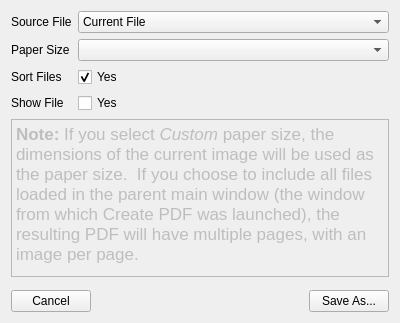
Before: the Qt Designer form src/app/PdfMaker.ui in sptrakesh/pictureviewer, drawn with Qt 5.
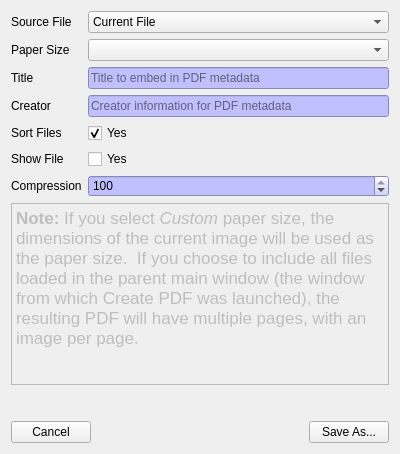
After: the same form once the commit is applied.

Commit message: Added JPEG compression for PDF output. Added document about pdf creation.

What changed in the file:
```diff
--- a/src/app/PdfMaker.ui
+++ b/src/app/PdfMaker.ui
@@ -7,7 +7,7 @@
     <x>0</x>
     <y>0</y>
     <width>400</width>
-    <height>323</height>
+    <height>454</height>
    </rect>
   </property>
   <property name="windowTitle">
@@ -49,14 +49,14 @@
        <item row="1" column="1">
         <widget class="QComboBox" name="paperSize"/>
        </item>
-       <item row="2" column="0">
+       <item row="4" column="0">
         <widget class="QLabel" name="label_3">
          <property name="text">
           <string>Sort Files</string>
          </property>
         </widget>
        </item>
-       <item row="2" column="1">
+       <item row="4" column="1">
         <widget class="QCheckBox" name="sortFiles">
          <property name="text">
           <string>Yes</string>
@@ -66,20 +66,77 @@
          </property>
         </widget>
        </item>
-       <item row="3" column="0">
+       <item row="5" column="0">
         <widget class="QLabel" name="label_4">
          <property name="text">
           <string>Show File</string>
          </property>
         </widget>
        </item>
-       <item row="3" column="1">
+       <item row="5" column="1">
         <widget class="QCheckBox" name="showFile">
          <property name="text">
           <string>Yes</string>
          </property>
         </widget>
        </item>
+       <item row="2" column="0">
+        <widget class="QLabel" name="label_5">
+         <property name="text">
+          <string>Title</string>
+         </property>
+        </widget>
+       </item>
+       <item row="2" column="1">
+        <widget class="QLineEdit" name="title">
+         <property name="styleSheet">
+          <string notr="true">QLineEdit{ color:rgb(0,0,0); background-color:rgb(192,192,255);}
+QLineEdit:focus { color:rgb(0,0,0); background-color:rgb(255,255,255);}</string>
+         </property>
+         <property name="placeholderText">
+          <string>Title to embed in PDF metadata</string>
+         </property>
+        </widget>
+       </item>
+       <item row="3" column="0">
+        <widget class="QLabel" name="label_6">
+         <property name="text">
+          <string>Creator</string>
+         </property>
+        </widget>
+       </item>
+       <item row="3" column="1">
+        <widget class="QLineEdit" name="creator">
+         <property name="styleSheet">
+          <string notr="true">QLineEdit{ color:rgb(0,0,0); background-color:rgb(192,192,255);}
+QLineEdit:focus { color:rgb(0,0,0); background-color:rgb(255,255,255);}</string>
+         </property>
+         <property name="placeholderText">
+          <string>Creator information for PDF metadata</string>
+         </property>
+        </widget>
+       </item>
+       <item row="6" column="0">
+        <widget class="QLabel" name="label_7">
+         <property name="text">
+          <string>Compression</string>
+         </property>
+        </widget>
+       </item>
+       <item row="6" column="1">
+        <widget class="QSpinBox" name="compression">
+         <property name="styleSheet">
+          <string notr="true">QSpinBox{ color:rgb(0,0,0); background-color:rgb(192,192,255);}
+QSpinBox:focus { color:rgb(0,0,0); background-color:rgb(255,255,255);}</string>
+         </property>
+         <property name="maximum">
+          <number>100</number>
+         </property>
+         <property name="value">
+          <number>100</number>
+         </property>
+        </widget>
+       </item>
       </layout>
      </item>
      <item>
```
The commit also changes 8 other files.
